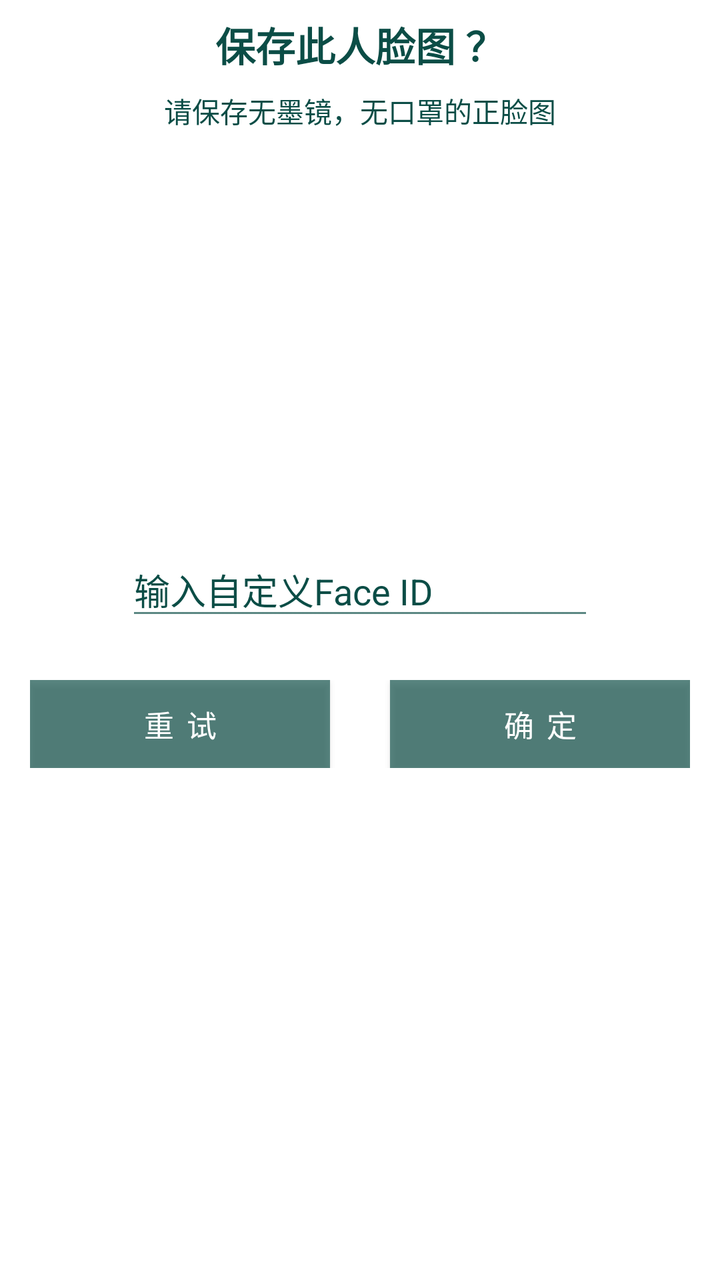
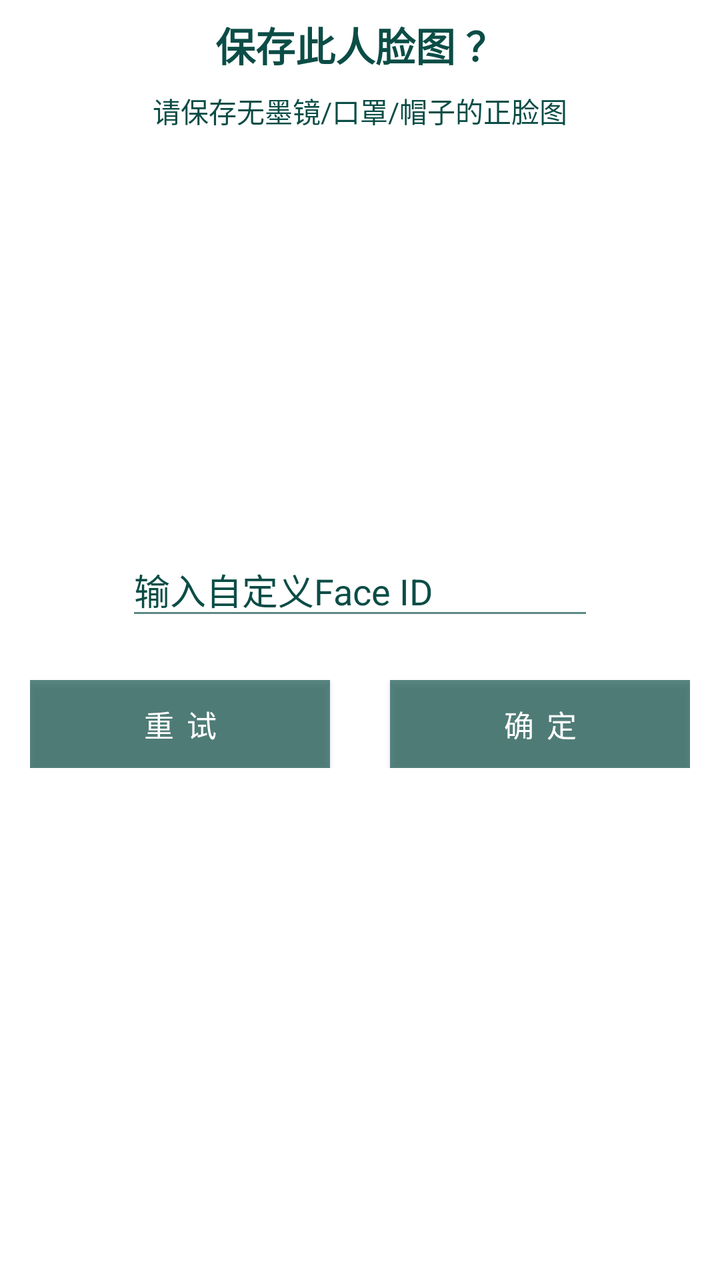

Two renders of the same Android screen: before a commit and after it. Below are the layout's source before the change and the commit's diff.
<!-- AndroidManifest.xml: application theme AppTheme -->
<!-- res/layout/dialog_confirm_base.xml -->
<?xml version="1.0" encoding="utf-8"?>
<LinearLayout xmlns:android="http://schemas.android.com/apk/res/android"
    android:layout_width="match_parent"
    android:layout_height="wrap_content"
    android:background="@color/white"
    android:orientation="vertical">

    <androidx.core.widget.NestedScrollView
        android:layout_width="match_parent"
        android:layout_height="match_parent">

        <LinearLayout
            android:layout_width="match_parent"
            android:layout_height="wrap_content"
            android:orientation="vertical">

            <TextView
                android:id="@+id/textView"
                android:layout_width="match_parent"
                android:layout_height="45dp"
                android:background="@color/white"
                android:gravity="center"
                android:text="保存此人脸图 ？"
                android:textColor="@color/colorPrimary"
                android:textStyle="bold"
                android:textSize="20sp" />

            <TextView
                android:id="@+id/textView2"
                android:layout_width="match_parent"
                android:layout_height="wrap_content"
                android:background="@color/white"
                android:gravity="center"
                android:text="请保存无墨镜，无口罩的正脸图"
                android:textColor="@color/colorPrimary"
                android:textSize="14sp" />



            <ImageView
                android:id="@+id/preview"
                android:layout_gravity="center"
                android:layout_marginTop="15dp"
                android:layout_marginBottom="25dp"
                android:layout_width="166dp"
                android:layout_height="166dp"/>


            <EditText
                android:id="@+id/edit_text"
                android:layout_width="234dp"
                android:layout_height="wrap_content"
                android:hint="输入自定义Face ID"
                android:layout_gravity="center"
                android:theme="@style/MyEditText"
                android:layout_marginBottom="25dp"
                android:textColorHint="@color/colorPrimary"
                android:textColor="@color/green"
                android:focusable="true"
                android:singleLine="true"
                android:focusableInTouchMode="true"
                />


            <LinearLayout
                android:layout_width="match_parent"
                android:layout_height="wrap_content"
                android:layout_marginBottom="15dp"
                android:orientation="horizontal"
                android:paddingLeft="15dp"
                android:paddingRight="15dp">

                <Button
                    android:id="@+id/btn_cancel"
                    android:layout_width="0dp"
                    android:layout_height="44dp"
                    android:layout_marginRight="15dp"
                    android:layout_weight="1"
                    android:background="@color/blue_sky"
                    android:text="重 试"
                    android:textColor="@color/white"
                    android:textSize="15sp" />

                <Button
                    android:id="@+id/btn_ok"
                    android:layout_width="0dp"
                    android:layout_height="44dp"
                    android:layout_weight="1"
                    android:layout_marginLeft="15dp"
                    android:background="@color/blue_sky"
                    android:text="确 定"
                    android:textColor="@color/white"
                    android:textSize="15sp" />

            </LinearLayout>

        </LinearLayout>

    </androidx.core.widget.NestedScrollView>

</LinearLayout>
<!-- resources referenced by this layout -->
<resources>
  <color name="blue_sky">#AA0B4D46</color>
  <color name="colorPrimary">#0B4D46</color>
  <color name="green">#58E35E</color>
  <color name="white">#FFFFFFFF</color>
  <style name="MyEditText" parent="Theme.AppCompat.Light">
          <item name="colorControlNormal">@color/blue_sky</item>
          <item name="colorControlActivated">@color/green</item>
      </style>
  <style name="AppTheme" parent="Theme.MaterialComponents.DayNight.NoActionBar">
          
          <item name="colorControlNormal">@android:color/white</item>
          <item name="colorPrimary">@color/colorPrimary</item>
          <item name="colorPrimaryDark">@color/colorPrimaryDark</item>
          <item name="colorAccent">@color/colorAccent</item>
      </style>
  <color name="colorPrimaryDark">#0B4D46</color>
  <color name="colorAccent">#0B4D46</color>
</resources>

<!-- the commit's change to res/layout/dialog_confirm_base.xml (unified diff, before → after) -->
@@ -31,10 +31,9 @@
                 android:layout_height="wrap_content"
                 android:background="@color/white"
                 android:gravity="center"
-                android:text="请保存无墨镜，无口罩的正脸图"
+                android:text="请保存无墨镜/口罩/帽子的正脸图"
                 android:textColor="@color/colorPrimary"
                 android:textSize="14sp" />
-
 
 
             <ImageView
